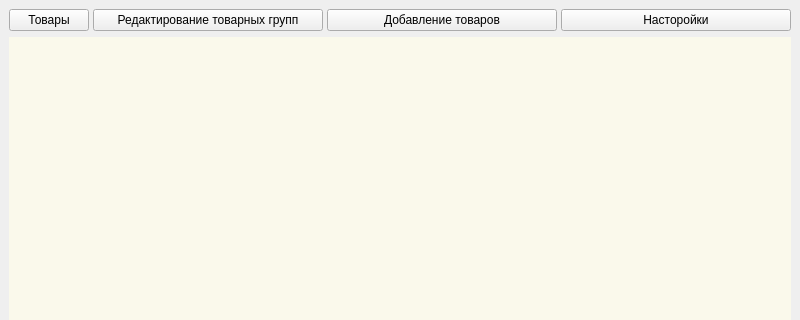
This is include/UI/UI.ui in Maxim-debug-msi/Shop_Assistant as Qt 5 draws it before an edit; both pictures show x 0 to 800 and y 0 to 320 of the 800 by 600 pixel window. The edited form follows.
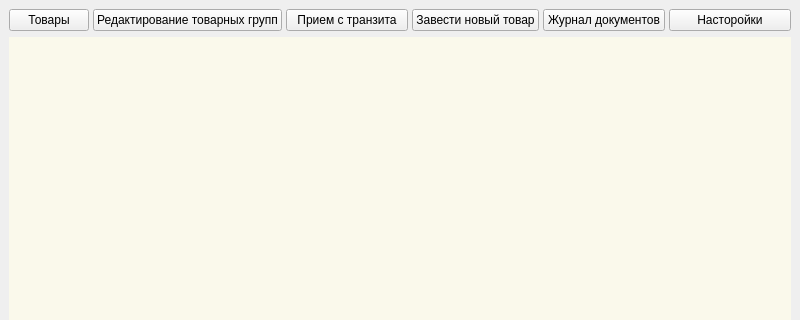
This is the edited form.

The edit to the form file:
```diff
--- a/include/UI/UI.ui
+++ b/include/UI/UI.ui
@@ -45,7 +45,21 @@
         <item>
          <widget class="QPushButton" name="add_Products">
           <property name="text">
-           <string>Добавление товаров</string>
+           <string>Прием с транзита</string>
+          </property>
+         </widget>
+        </item>
+        <item>
+         <widget class="QPushButton" name="addProd_btn">
+          <property name="text">
+           <string>Завести новый товар</string>
+          </property>
+         </widget>
+        </item>
+        <item>
+         <widget class="QPushButton" name="pushButton">
+          <property name="text">
+           <string>Журнал документов</string>
           </property>
          </widget>
         </item>
```
Left out of the diff: 42 changed lines with no effect on the pictures.
